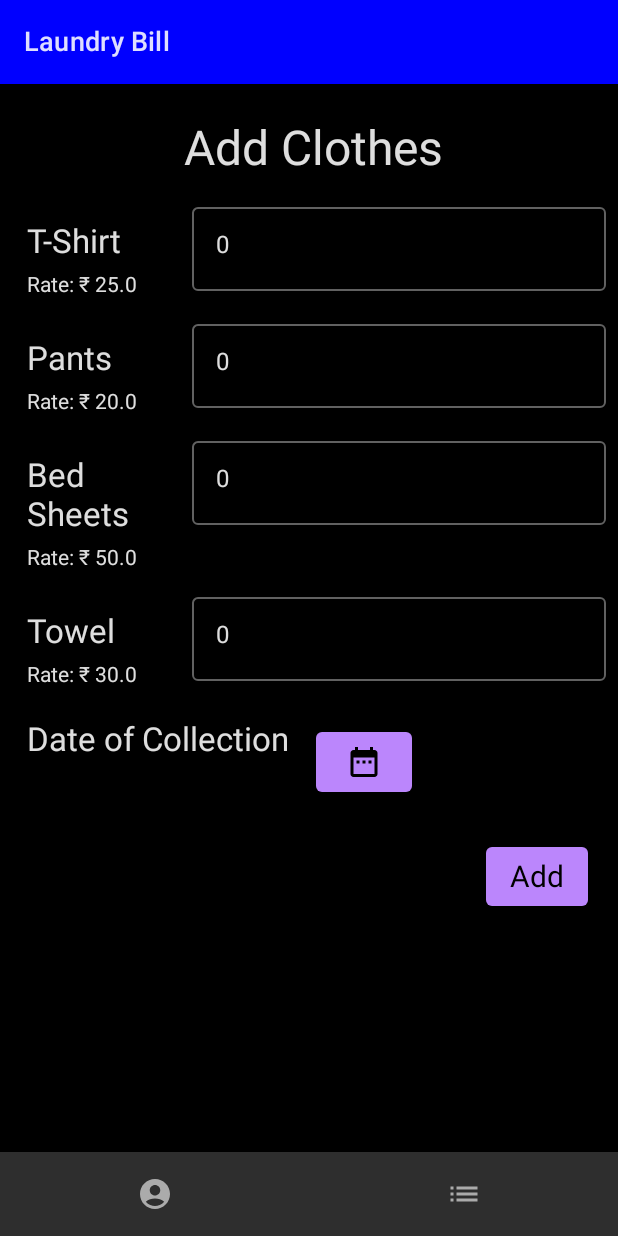
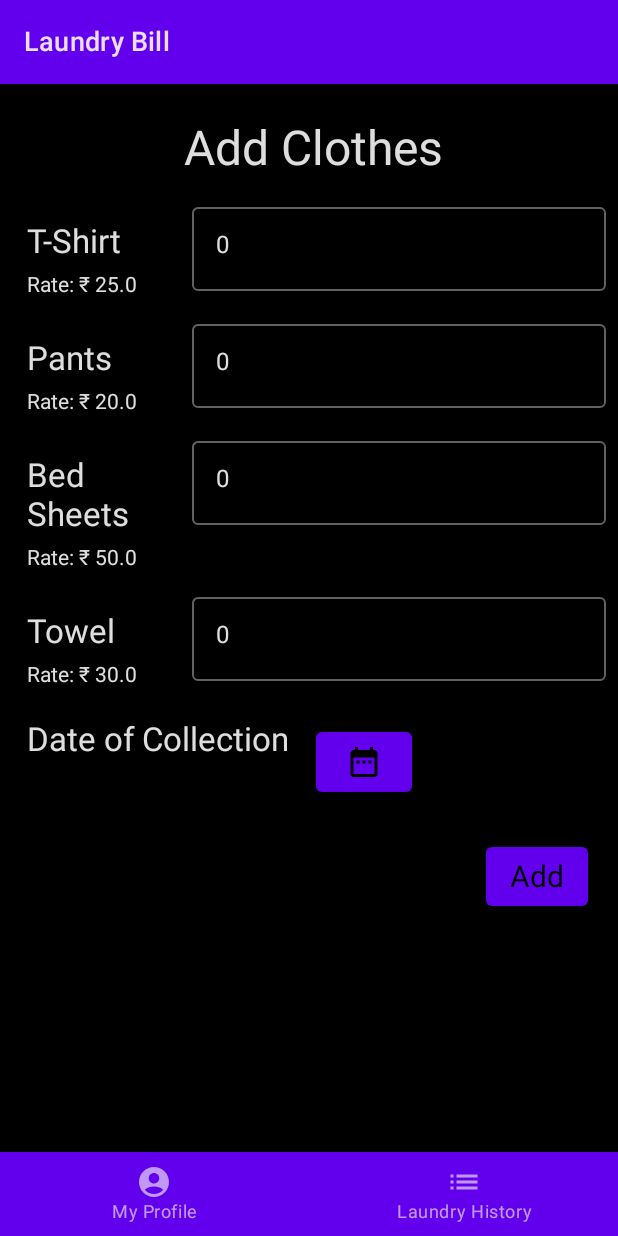
Before and after one commit to Code-R57/LaundryBill, an Android app built with Jetpack Compose: the screen it shows after launch (MainActivity), after a tap on "Add Cloth", on a phone screen of 412 x 824 dp. Run offline under Robolectric (Android 15) with nearby library versions, the light colour scheme and no system bars; our stand-ins replace Room's generated code, livedata-compose; libraries missing offline, so code that uses them is left out: com.afollestad.date, com.afollestad.materialdialogs.

Commit message:
UI Changes

```diff
--- a/app/src/main/java/com/example/laundrybill/MainActivity.kt
+++ b/app/src/main/java/com/example/laundrybill/MainActivity.kt
@@ -41,6 +41,7 @@ import com.example.laundrybill.myprofile.MyProfileScreen
 import com.example.laundrybill.myprofile.MyProfileViewModel
 import com.example.laundrybill.myprofile.MyProfileViewModelFactory
 import com.example.laundrybill.ui.theme.LaundryBillTheme
+import com.example.laundrybill.ui.theme.Purple500
 
 class MainActivity : ComponentActivity() {
     @ExperimentalComposeUiApi
@@ -104,7 +105,7 @@ fun MainScreen(
         scaffoldState = scaffoldState,
         topBar = { TopBar() },
         bottomBar = {
-            BottomNavigation {
+            BottomNavigation(contentColor = Color.White, backgroundColor = Purple500) {
                 val navBackStackEntry by navController.currentBackStackEntryAsState()
                 val currentDestination = navBackStackEntry?.destination
 
@@ -125,7 +126,7 @@ fun MainScreen(
                                 launchSingleTop = true
                                 restoreState = true
                             }
-                        })
+                        }, label = { Text(navigationItem.label) })
                 }
             }
         }
@@ -144,8 +145,8 @@ fun MainScreen(
 fun TopBar() {
     TopAppBar(
         title = { Text(text = stringResource(R.string.app_name), fontSize = 18.sp) },
-        backgroundColor = Color.Blue,
-        contentColor = Color.White
+        backgroundColor = Purple500,
+        contentColor = Color.White,
     )
 }
 
@@ -189,8 +190,8 @@ fun Navigation(
 }
 
 
-sealed class NavigationItem(var route: String, var title: String) {
+sealed class NavigationItem(var route: String, val label: String) {
     object MyProfile : NavigationItem("myProfile", "My Profile")
     object LaundryHistory : NavigationItem("laundryHistory", "Laundry History")
-    object AddLaundry : NavigationItem("addLaundry", "Add/Edit Laundry")
+    object AddLaundry : NavigationItem("addLaundry", "Add/Edit")
 }
--- a/app/src/main/java/com/example/laundrybill/addlaundry/AddLaundryScreen.kt
+++ b/app/src/main/java/com/example/laundrybill/addlaundry/AddLaundryScreen.kt
@@ -1,13 +1,11 @@
 package com.example.laundrybill.addlaundry
 
 import android.widget.Toast
+import androidx.compose.foundation.isSystemInDarkTheme
 import androidx.compose.foundation.layout.*
 import androidx.compose.foundation.text.KeyboardActions
 import androidx.compose.foundation.text.KeyboardOptions
-import androidx.compose.material.Button
-import androidx.compose.material.Icon
-import androidx.compose.material.OutlinedTextField
-import androidx.compose.material.Text
+import androidx.compose.material.*
 import androidx.compose.material.icons.Icons
 import androidx.compose.material.icons.filled.DateRange
 import androidx.compose.runtime.*
@@ -34,6 +32,7 @@ import com.example.laundrybill.convertDateToIsoFormat
 import com.example.laundrybill.convertIsoFormatToDate
 import com.example.laundrybill.database.Laundry
 import com.example.laundrybill.dateFormatter
+import com.example.laundrybill.ui.theme.Purple200
 
 @ExperimentalComposeUiApi
 @Composable
@@ -54,8 +53,7 @@ fun AddLaundryScreen(
             .fillMaxWidth()
     ) {
         val date = convertIsoFormatToDate(if (currentDate != null) currentDate!! else "01 01 2021")
-        val inputValue: MutableState<String> =
-            remember { mutableStateOf(date) }
+        remember { mutableStateOf(date) }
 
         if (itemId == -1L) {
             Text(
@@ -94,14 +92,13 @@ fun AddLaundryScreen(
             val context = LocalContext.current
             Button(onClick = {
                 MaterialDialog(context).show {
-                    datePicker { dialog, date ->
-                        inputValue.value = dateFormatter(date.dayOfMonth, date.month, date.year)
+                    datePicker { _, date ->
+                        laundryItem.collectionDate = dateFormatter(date.dayOfMonth, date.month, date.year)
                     }
                 }
             }, modifier = Modifier.padding(8.dp)) {
                 Icon(Icons.Default.DateRange, "Calendar")
             }
-            laundryItem.collectionDate = convertDateToIsoFormat(inputValue.value)
         }
         Button(
             onClick = {
--- a/app/src/main/java/com/example/laundrybill/ui/theme/Theme.kt
+++ b/app/src/main/java/com/example/laundrybill/ui/theme/Theme.kt
@@ -1,5 +1,6 @@
 package com.example.laundrybill.ui.theme
 
+import android.annotation.SuppressLint
 import androidx.compose.foundation.isSystemInDarkTheme
 import androidx.compose.material.MaterialTheme
 import androidx.compose.material.darkColors
@@ -7,27 +8,28 @@ import androidx.compose.material.lightColors
 import androidx.compose.runtime.Composable
 import androidx.compose.ui.graphics.Color
 
+@SuppressLint("ConflictingOnColor")
 private val DarkColorPalette = darkColors(
-    primary = Purple200,
-    primaryVariant = Purple700,
-    secondary = Teal200,
-    background = Color.Black
+    primary = Purple500,
+    primaryVariant = Purple500,
+    secondary = Purple200,
+    background = Color.Black,
+    onBackground = Color.White,
+    onSecondary = Color.LightGray,
+    surface = Color.DarkGray,
+    onSurface = Color.White
 )
 
+@SuppressLint("ConflictingOnColor")
 private val LightColorPalette = lightColors(
-    primary = Purple500,
-    primaryVariant = Purple700,
-    secondary = Teal200,
-    background = Color.White
-
-    /* Other default colors to override
+    primary = Purple700,
+    primaryVariant = Purple500,
+    secondary = Purple500,
     background = Color.White,
-    surface = Color.White,
-    onPrimary = Color.White,
+    onBackground = Color.Black,
     onSecondary = Color.Black,
-    onBackground = Color.Black,
-    onSurface = Color.Black,
-    */
+    surface = Color.LightGray,
+    onSurface = Color.Black
 )
 
 @Composable
```
